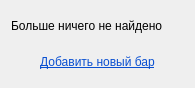
First picture: the form in Forms/FormsBarView/FormAddNewBar.ui, repository N00llk/bar-booking, before the edit.
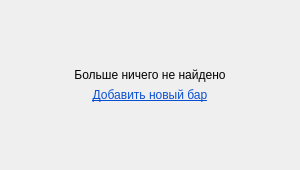
Second picture: the form after the edit.

The edit to the form file:
```diff
--- a/Forms/FormsBarView/FormAddNewBar.ui
+++ b/Forms/FormsBarView/FormAddNewBar.ui
@@ -6,20 +6,45 @@
    <rect>
     <x>0</x>
     <y>0</y>
-    <width>195</width>
-    <height>88</height>
+    <width>300</width>
+    <height>170</height>
    </rect>
   </property>
+  <property name="minimumSize">
+   <size>
+    <width>300</width>
+    <height>170</height>
+   </size>
+  </property>
+  <property name="maximumSize">
+   <size>
+    <width>300</width>
+    <height>170</height>
+   </size>
+  </property>
   <property name="windowTitle">
    <string>Form</string>
   </property>
   <layout class="QVBoxLayout" name="verticalLayout_2">
    <item>
     <layout class="QVBoxLayout" name="verticalLayout">
+     <item>
+      <spacer name="verticalSpacer">
+       <property name="orientation">
+        <enum>Qt::Vertical</enum>
+       </property>
+       <property name="sizeHint" stdset="0">
+        <size>
+         <width>20</width>
+         <height>40</height>
+        </size>
+       </property>
+      </spacer>
+     </item>
      <item>
       <widget class="QLabel" name="label">
        <property name="text">
-        <string>Больше ничего не найдено</string>
+        <string>&lt;html&gt;&lt;head/&gt;&lt;body&gt;&lt;p align=&quot;center&quot;&gt;Больше ничего не найдено&lt;/p&gt;&lt;/body&gt;&lt;/html&gt;</string>
        </property>
       </widget>
      </item>
@@ -30,6 +55,19 @@
        </property>
       </widget>
      </item>
+     <item>
+      <spacer name="verticalSpacer_2">
+       <property name="orientation">
+        <enum>Qt::Vertical</enum>
+       </property>
+       <property name="sizeHint" stdset="0">
+        <size>
+         <width>20</width>
+         <height>40</height>
+        </size>
+       </property>
+      </spacer>
+     </item>
     </layout>
    </item>
   </layout>
```
